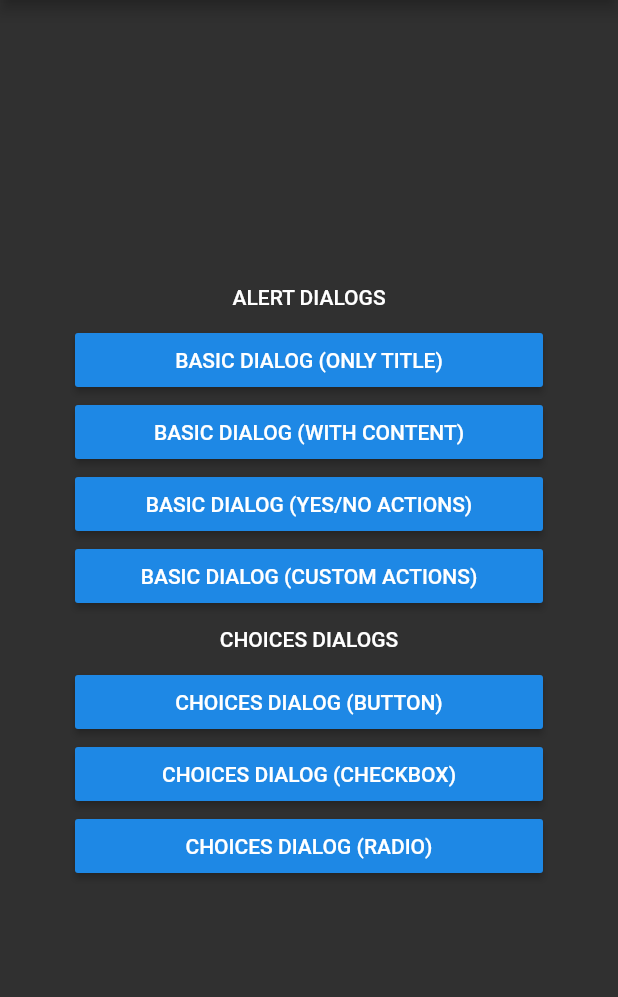
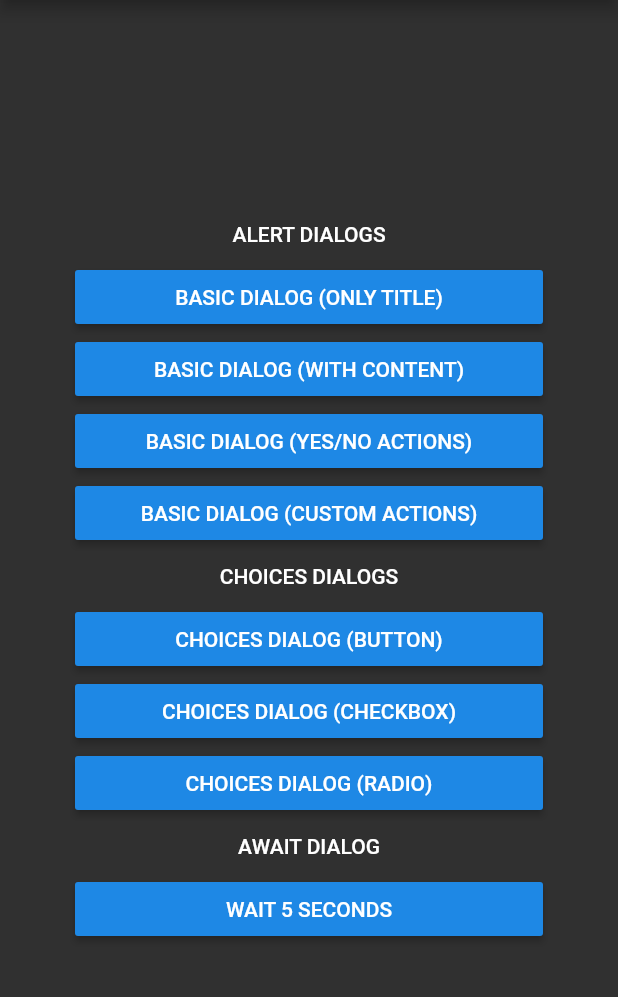
Before and after one commit to ricardocrescenti/flutter-standard-dialogs, a Flutter app: the screen it shows after launch, on a phone screen of 412 x 824 dp, the part 84-1081 px from its top. Run offline on Flutter 3.47's test engine with Material 2 defaults, Android fonts, the light colour scheme and no system bars; missing offline and left inert: simple_localization.

Commit message:
Added `showAwaitDialog`

```diff
--- a/example/lib/home.dart
+++ b/example/lib/home.dart
@@ -47,6 +47,14 @@ class HomePage extends StatelessWidget {
 							RaisedButton(
 								onPressed: () => _showChoicesDialogRadioButton(context),
 								child: Text('CHOICES DIALOG (RADIO)')),
+
+							Padding(
+								padding: EdgeInsets.symmetric(vertical: 10),
+								child: Text('AWAIT DIALOG', style: Theme.of(context).textTheme.bodyText1, textAlign: TextAlign.center)),
+
+							RaisedButton(
+								onPressed: () => _showAwaitDialog(context),
+								child: Text('WAIT 5 SECONDS')),
 
 						],
 					)
@@ -181,4 +189,12 @@ class HomePage extends StatelessWidget {
 		}
 
 	}
+
+	_showAwaitDialog(BuildContext context) async {
+
+		await showAwaitDialog<String>(context,
+			message: Text('Creating user'),
+			function: (context) => Future.delayed(Duration(seconds: 5)));
+
+	}
 }
--- a/lib/standard_dialogs.dart
+++ b/lib/standard_dialogs.dart
@@ -3,6 +3,7 @@ library standard_dialogs;
 export 'classes/dialog_action.dart';
 export 'classes/choice_choice.dart';
 
+export 'dialogs/await_dialog.dart';
 export 'dialogs/basic_dialog.dart';
 export 'dialogs/choice_dialog.dart';
 
```
Also changed, not shown: lib/dialogs/await_dialog.dart (added, +29 -0 lines), lib/widgets/await_dialog.dart (added, +53 -0 lines).
